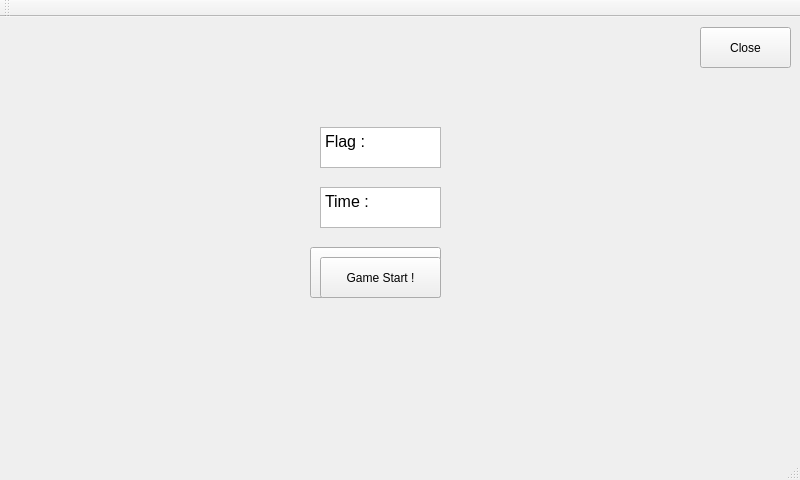
Qt form qt/mainwindow.ui (ts-kang/embedded-system-project) before a commit.
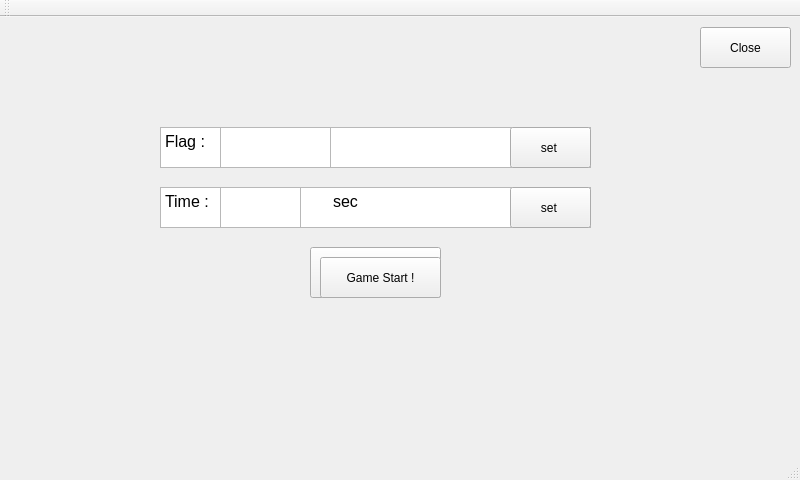
The same form after that commit.

Patch:
```diff
--- a/qt/mainwindow.ui
+++ b/qt/mainwindow.ui
@@ -62,12 +62,46 @@
      <string>Game Start !</string>
     </property>
    </widget>
+   <widget class="QTextBrowser" name="flagTextBack">
+    <property name="geometry">
+     <rect>
+      <x>160</x>
+      <y>110</y>
+      <width>431</width>
+      <height>41</height>
+     </rect>
+    </property>
+    <property name="html">
+     <string>&lt;!DOCTYPE HTML PUBLIC &quot;-//W3C//DTD HTML 4.0//EN&quot; &quot;http://www.w3.org/TR/REC-html40/strict.dtd&quot;&gt;
+&lt;html&gt;&lt;head&gt;&lt;meta name=&quot;qrichtext&quot; content=&quot;1&quot; /&gt;&lt;style type=&quot;text/css&quot;&gt;
+p, li { white-space: pre-wrap; }
+&lt;/style&gt;&lt;/head&gt;&lt;body style=&quot; font-family:'Piboto Light'; font-size:12pt; font-weight:400; font-style:normal;&quot;&gt;
+&lt;p style=&quot; margin-top:0px; margin-bottom:0px; margin-left:0px; margin-right:0px; -qt-block-indent:0; text-indent:0px;&quot;&gt;Flag :                    &lt;/p&gt;&lt;/body&gt;&lt;/html&gt;</string>
+    </property>
+   </widget>
+   <widget class="QTextBrowser" name="timeTextBack">
+    <property name="geometry">
+     <rect>
+      <x>160</x>
+      <y>170</y>
+      <width>431</width>
+      <height>41</height>
+     </rect>
+    </property>
+    <property name="html">
+     <string>&lt;!DOCTYPE HTML PUBLIC &quot;-//W3C//DTD HTML 4.0//EN&quot; &quot;http://www.w3.org/TR/REC-html40/strict.dtd&quot;&gt;
+&lt;html&gt;&lt;head&gt;&lt;meta name=&quot;qrichtext&quot; content=&quot;1&quot; /&gt;&lt;style type=&quot;text/css&quot;&gt;
+p, li { white-space: pre-wrap; }
+&lt;/style&gt;&lt;/head&gt;&lt;body style=&quot; font-family:'Piboto Light'; font-size:12pt; font-weight:400; font-style:normal;&quot;&gt;
+&lt;p style=&quot; margin-top:0px; margin-bottom:0px; margin-left:0px; margin-right:0px; -qt-block-indent:0; text-indent:0px;&quot;&gt;Time :                            sec&lt;/p&gt;&lt;/body&gt;&lt;/html&gt;</string>
+    </property>
+   </widget>
    <widget class="QTextBrowser" name="flagText">
     <property name="geometry">
      <rect>
-      <x>320</x>
+      <x>220</x>
       <y>110</y>
-      <width>121</width>
+      <width>111</width>
       <height>41</height>
      </rect>
     </property>
@@ -76,15 +110,15 @@
 &lt;html&gt;&lt;head&gt;&lt;meta name=&quot;qrichtext&quot; content=&quot;1&quot; /&gt;&lt;style type=&quot;text/css&quot;&gt;
 p, li { white-space: pre-wrap; }
 &lt;/style&gt;&lt;/head&gt;&lt;body style=&quot; font-family:'Piboto Light'; font-size:12pt; font-weight:400; font-style:normal;&quot;&gt;
-&lt;p style=&quot; margin-top:0px; margin-bottom:0px; margin-left:0px; margin-right:0px; -qt-block-indent:0; text-indent:0px;&quot;&gt;Flag : &lt;/p&gt;&lt;/body&gt;&lt;/html&gt;</string>
+&lt;p style=&quot;-qt-paragraph-type:empty; margin-top:0px; margin-bottom:0px; margin-left:0px; margin-right:0px; -qt-block-indent:0; text-indent:0px;&quot;&gt;&lt;br /&gt;&lt;/p&gt;&lt;/body&gt;&lt;/html&gt;</string>
     </property>
    </widget>
    <widget class="QTextBrowser" name="timeText">
     <property name="geometry">
      <rect>
-      <x>320</x>
+      <x>220</x>
       <y>170</y>
-      <width>121</width>
+      <width>81</width>
       <height>41</height>
      </rect>
     </property>
@@ -93,7 +127,33 @@
 &lt;html&gt;&lt;head&gt;&lt;meta name=&quot;qrichtext&quot; content=&quot;1&quot; /&gt;&lt;style type=&quot;text/css&quot;&gt;
 p, li { white-space: pre-wrap; }
 &lt;/style&gt;&lt;/head&gt;&lt;body style=&quot; font-family:'Piboto Light'; font-size:12pt; font-weight:400; font-style:normal;&quot;&gt;
-&lt;p style=&quot; margin-top:0px; margin-bottom:0px; margin-left:0px; margin-right:0px; -qt-block-indent:0; text-indent:0px;&quot;&gt;Time :&lt;/p&gt;&lt;/body&gt;&lt;/html&gt;</string>
+&lt;p style=&quot;-qt-paragraph-type:empty; margin-top:0px; margin-bottom:0px; margin-left:0px; margin-right:0px; -qt-block-indent:0; text-indent:0px;&quot;&gt;&lt;br /&gt;&lt;/p&gt;&lt;/body&gt;&lt;/html&gt;</string>
+    </property>
+   </widget>
+   <widget class="QPushButton" name="setFlag">
+    <property name="geometry">
+     <rect>
+      <x>510</x>
+      <y>110</y>
+      <width>81</width>
+      <height>41</height>
+     </rect>
+    </property>
+    <property name="text">
+     <string>set </string>
+    </property>
+   </widget>
+   <widget class="QPushButton" name="setTime">
+    <property name="geometry">
+     <rect>
+      <x>510</x>
+      <y>170</y>
+      <width>81</width>
+      <height>41</height>
+     </rect>
+    </property>
+    <property name="text">
+     <string>set </string>
     </property>
    </widget>
   </widget>
```
